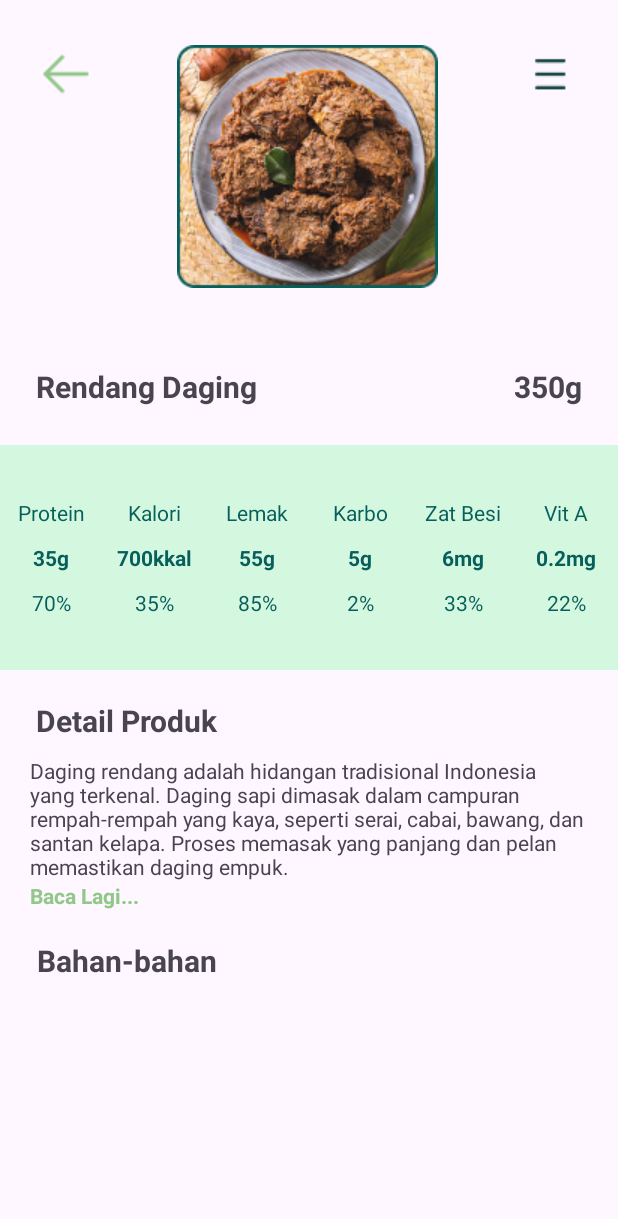
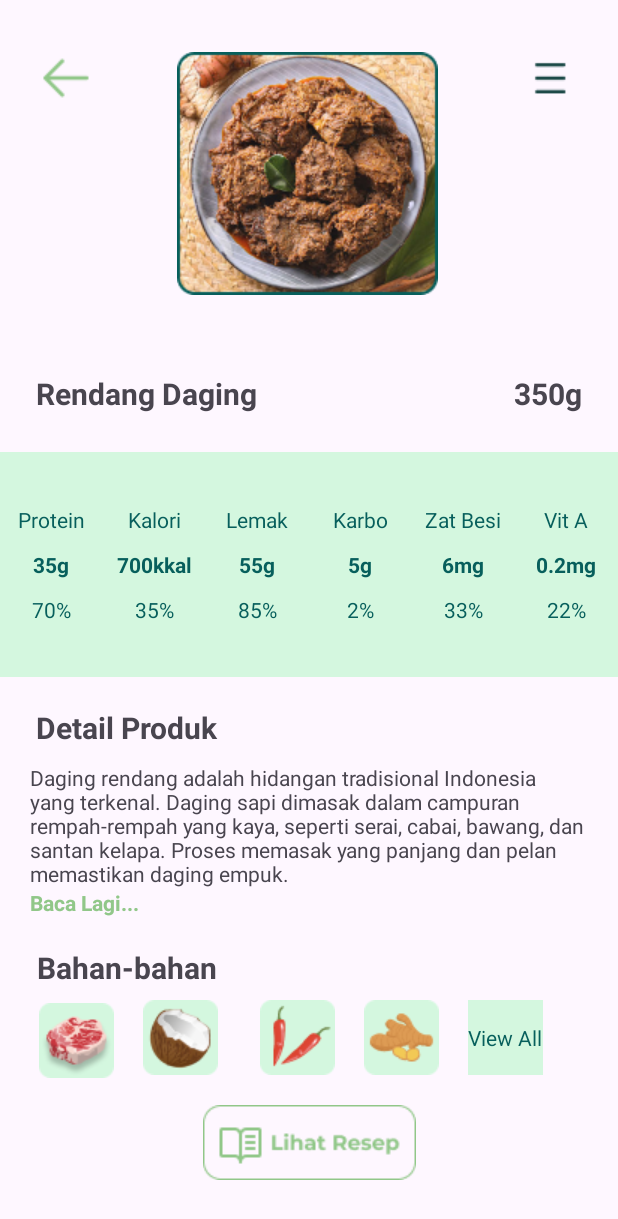
Before and after one commit to rizkyaprinanda/MacroGroup6, an Android app: the layout activity_detail_produk.xml on its own in the app's theme, with its tools: preview values and no code run, on a phone screen of 412 x 824 dp. Shown: the top 1219 px of the screen. Run offline under Robolectric (Android 15) with nearby library versions, the phone set to English and light mode, and no system bars.

Commit message:
menambahkan detailProdukActivity

```diff
--- a/app/src/main/java/com/example/macrogroup6/DetailProdukActivity.kt
+++ b/app/src/main/java/com/example/macrogroup6/DetailProdukActivity.kt
@@ -16,11 +16,6 @@ class DetailProdukActivity : AppCompatActivity() {
         super.onCreate(savedInstanceState)
         setContentView(R.layout.activity_detail_produk)
 
-        recyclerView = findViewById(R.id.rvBahan)
-        adapter = Horizontal_RecyclerView()
-
-        recyclerView.layoutManager = LinearLayoutManager(this, LinearLayoutManager.HORIZONTAL, false)
-        recyclerView.adapter = adapter
 
 
     }
--- a/app/src/main/java/com/example/macrogroup6/HomeActivity.kt
+++ b/app/src/main/java/com/example/macrogroup6/HomeActivity.kt
@@ -29,11 +29,21 @@ class HomeActivity : AppCompatActivity(), View.OnClickListener {
         binding.btnInformation.setOnClickListener(this)
         binding.btnCategory.setOnClickListener(this)
 
+        binding.imgRendang.setOnClickListener { startDetailProdukActivity() }
+        binding.imgSop.setOnClickListener { startDetailProdukActivity() }
+        binding.imgParfait.setOnClickListener { startDetailProdukActivity() }
+        binding.imgAyam.setOnClickListener { startDetailProdukActivity() }
+
 
 
         init()
         setAdapterView()
 
+    }
+
+    private fun startDetailProdukActivity() {
+        val intent = Intent(this@HomeActivity, DetailProdukActivity::class.java)
+        startActivity(intent)
     }
 
     private fun replaceFragment(fragment1: sidebar) {
--- a/app/src/main/res/layout/activity_detail_produk.xml
+++ b/app/src/main/res/layout/activity_detail_produk.xml
@@ -301,12 +301,77 @@
             app:layout_constraintStart_toStartOf="parent"
             app:layout_constraintTop_toBottomOf="@+id/tvBacaLagi" />
 
-        <androidx.recyclerview.widget.RecyclerView
-            android:id="@+id/rvBahan"
-            android:layout_width="match_parent"
+        <ImageView
+            android:id="@+id/imageView6"
+            android:layout_width="50dp"
+            android:layout_height="50dp"
+            android:layout_marginTop="10dp"
+            app:layout_constraintEnd_toEndOf="parent"
+            app:layout_constraintHorizontal_bias="0.072"
+            app:layout_constraintStart_toStartOf="parent"
+            app:layout_constraintTop_toBottomOf="@+id/tvTitleBahan"
+            app:srcCompat="@drawable/meat2" />
+
+        <ImageView
+            android:id="@+id/imageView7"
+            android:layout_width="50dp"
+            android:layout_height="50dp"
+            android:layout_marginTop="8dp"
+            app:layout_constraintEnd_toEndOf="parent"
+            app:layout_constraintHorizontal_bias="0.263"
+            app:layout_constraintStart_toStartOf="parent"
+            app:layout_constraintTop_toBottomOf="@+id/tvTitleBahan"
+            app:srcCompat="@drawable/coconut" />
+
+        <ImageView
+            android:id="@+id/imageView8"
+            android:layout_width="50dp"
+            android:layout_height="50dp"
+            android:layout_marginTop="8dp"
+            app:layout_constraintEnd_toEndOf="parent"
+            app:layout_constraintHorizontal_bias="0.479"
+            app:layout_constraintStart_toStartOf="parent"
+            app:layout_constraintTop_toBottomOf="@+id/tvTitleBahan"
+            app:srcCompat="@drawable/chili" />
+
+        <ImageView
+            android:id="@+id/imageView10"
+            android:layout_width="50dp"
+            android:layout_height="50dp"
+            android:layout_marginTop="8dp"
+            app:layout_constraintEnd_toEndOf="parent"
+            app:layout_constraintHorizontal_bias="0.67"
+            app:layout_constraintStart_toStartOf="parent"
+            app:layout_constraintTop_toBottomOf="@+id/tvTitleBahan"
+            app:srcCompat="@drawable/ginger" />
+
+        <TextView
+            android:id="@+id/imageView11"
+            android:layout_width="50dp"
+            android:layout_height="50dp"
+            android:layout_marginTop="8dp"
+            android:text="View All"
+            android:gravity="center"
+            android:textColor="#075F5C"
+            android:background="#D4F7DF"
+            app:layout_constraintEnd_toEndOf="parent"
+            app:layout_constraintHorizontal_bias="0.861"
+            app:layout_constraintStart_toStartOf="parent"
+            app:layout_constraintTop_toBottomOf="@+id/tvTitleBahan"
+            app:srcCompat="@drawable/ginger" />
+
+        <ImageView
+            android:id="@+id/imageView12"
+            android:layout_width="wrap_content"
             android:layout_height="wrap_content"
-            app:layout_constraintTop_toBottomOf="@+id/tvTitleBahan" />
-
+            app:srcCompat="@drawable/lihatresep"
+            app:layout_constraintEnd_toEndOf="parent"
+            app:layout_constraintStart_toStartOf="parent"
+            android:layout_marginTop="20dp"
+            android:layout_marginBottom="20dp"
+            tools:layout_editor_absoluteX="95dp"
+            tools:layout_editor_absoluteY="687dp"
+            app:layout_constraintTop_toBottomOf="@+id/imageView11"/>
 
 
     </androidx.constraintlayout.widget.ConstraintLayout>
--- a/app/src/main/res/layout/activity_home.xml
+++ b/app/src/main/res/layout/activity_home.xml
@@ -139,7 +139,7 @@
         app:layout_constraintTop_toBottomOf="@+id/frameLayout2" />
 
     <ImageView
-        android:id="@+id/imageView6"
+        android:id="@+id/img_rendang"
         android:layout_width="150dp"
         android:layout_height="150dp"
         android:src="@drawable/rendang"
@@ -149,18 +149,18 @@
         app:layout_constraintTop_toBottomOf="@+id/textView5" />
 
     <ImageView
-        android:id="@+id/imageView8"
+        android:id="@+id/img_sop"
         android:layout_width="145dp"
         android:layout_marginTop="5dp"
         android:layout_height="145dp"
         android:src="@drawable/sayursop"
         app:layout_constraintEnd_toEndOf="parent"
-        app:layout_constraintStart_toEndOf="@+id/imageView6"
-        app:layout_constraintTop_toTopOf="@+id/imageView6" />
+        app:layout_constraintStart_toEndOf="@+id/img_rendang"
+        app:layout_constraintTop_toTopOf="@+id/img_rendang" />
 
 
     <ImageView
-        android:id="@+id/imageView9"
+        android:id="@+id/img_parfait"
         android:layout_width="150dp"
         android:layout_height="150dp"
         android:layout_marginTop="12dp"
@@ -168,9 +168,10 @@
         app:layout_constraintEnd_toEndOf="parent"
         app:layout_constraintHorizontal_bias="0.114"
         app:layout_constraintStart_toStartOf="parent"
-        app:layout_constraintTop_toBottomOf="@+id/imageView6" />
+        app:layout_constraintTop_toBottomOf="@+id/img_rendang" />
 
     <ImageView
+        android:id="@+id/img_ayam"
         android:layout_width="150dp"
         android:layout_height="150dp"
         android:layout_marginTop="12dp"
@@ -178,8 +179,8 @@
         android:src="@drawable/ayampangganglemon"
         app:layout_constraintEnd_toEndOf="parent"
         app:layout_constraintHorizontal_bias="0.688"
-        app:layout_constraintStart_toEndOf="@+id/imageView9"
-        app:layout_constraintTop_toBottomOf="@+id/imageView8" />
+        app:layout_constraintStart_toEndOf="@+id/img_parfait"
+        app:layout_constraintTop_toBottomOf="@+id/img_sop" />
 
     <RelativeLayout
         android:id="@+id/rsidebar"
```
Also changed, not shown: app/src/main/res/drawable/lihatresep.png (added), app/src/main/res/drawable/meat2.png (added), 1 other file.
